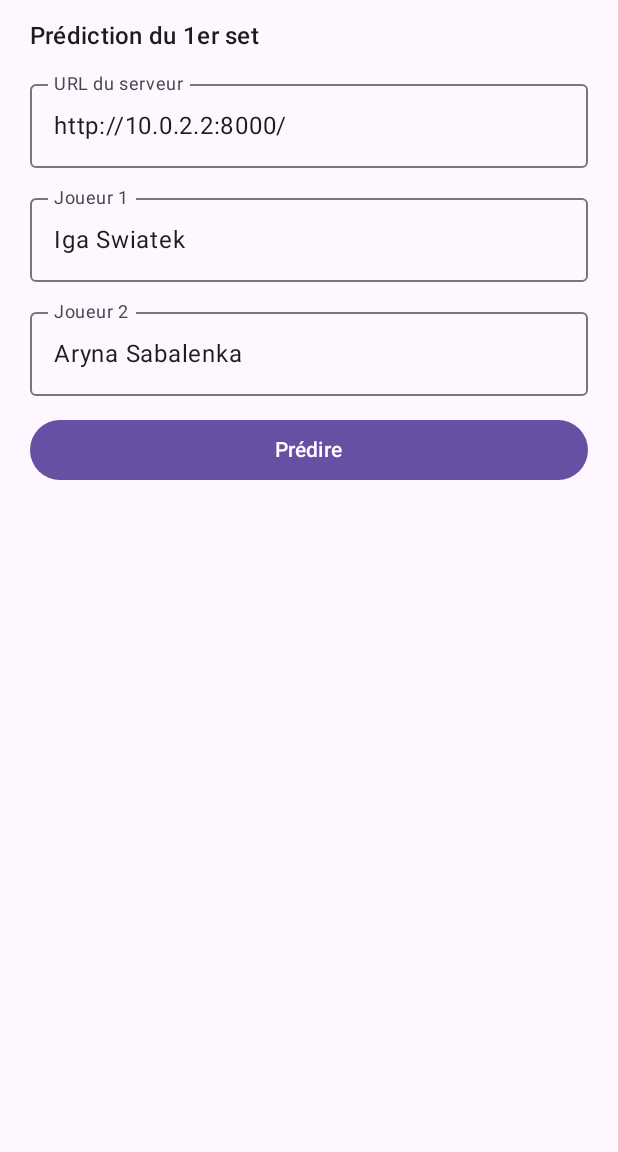
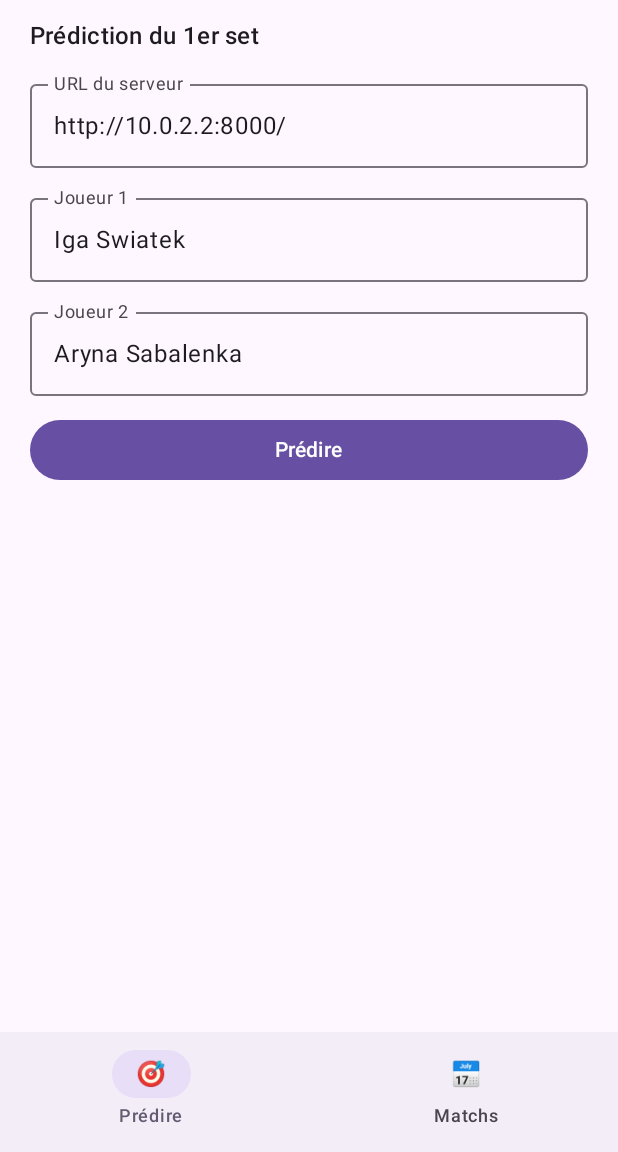
Before and after one commit to dpb666/TennisBoss, an Android app built with Jetpack Compose: the screen it shows after launch (MainActivity), on a phone screen of 412 x 824 dp, the part 84-1236 px from its top. Run offline under Robolectric (Android 15) with nearby library versions, the phone set to English and light mode, and no system bars.

Commit message:
App Android : écran 'Matchs à venir' avec cotes + navigation par onglets
- ui/UpcomingScreen.kt + UpcomingViewModel : liste des matchs, prédiction 1er set,
  cotes marché (toggle), badge LIVE, rafraîchissement
- data/Odds + champ odds dans UpcomingMatch
- MainActivity : Scaffold + NavigationBar (Prédire / Matchs)
- contrat JSON vérifié de bout en bout contre /api/upcoming?odds=true

Co-Authored-By: Claude Opus 4.8 <noreply@anthropic.com>

```diff
--- a/android/app/src/main/java/com/tennisboss/app/MainActivity.kt
+++ b/android/app/src/main/java/com/tennisboss/app/MainActivity.kt
@@ -18,11 +18,15 @@ import androidx.compose.material3.Card
 import androidx.compose.material3.CircularProgressIndicator
 import androidx.compose.material3.LinearProgressIndicator
 import androidx.compose.material3.MaterialTheme
+import androidx.compose.material3.NavigationBar
+import androidx.compose.material3.NavigationBarItem
 import androidx.compose.material3.OutlinedTextField
+import androidx.compose.material3.Scaffold
 import androidx.compose.material3.Surface
 import androidx.compose.material3.Text
 import androidx.compose.runtime.Composable
 import androidx.compose.runtime.getValue
+import androidx.compose.runtime.mutableIntStateOf
 import androidx.compose.runtime.mutableStateOf
 import androidx.compose.runtime.remember
 import androidx.compose.runtime.setValue
@@ -35,6 +39,7 @@ import com.tennisboss.app.data.ApiClient
 import com.tennisboss.app.data.PredictResponse
 import com.tennisboss.app.ui.PredictUiState
 import com.tennisboss.app.ui.PredictViewModel
+import com.tennisboss.app.ui.UpcomingScreen
 import com.tennisboss.app.ui.theme.TennisBossTheme
 
 class MainActivity : ComponentActivity() {
@@ -42,9 +47,41 @@ class MainActivity : ComponentActivity() {
         super.onCreate(savedInstanceState)
         setContent {
             TennisBossTheme {
-                Surface(modifier = Modifier.fillMaxSize()) {
-                    PredictScreen()
-                }
+                AppRoot()
+            }
+        }
+    }
+}
+
+@Composable
+fun AppRoot() {
+    var tab by remember { mutableIntStateOf(0) }
+    Scaffold(
+        bottomBar = {
+            NavigationBar {
+                NavigationBarItem(
+                    selected = tab == 0,
+                    onClick = { tab = 0 },
+                    icon = { Text("🎯") },
+                    label = { Text("Prédire") },
+                )
+                NavigationBarItem(
+                    selected = tab == 1,
+                    onClick = { tab = 1 },
+                    icon = { Text("📅") },
+                    label = { Text("Matchs") },
+                )
+            }
+        },
+    ) { padding ->
+        Surface(
+            modifier = Modifier
+                .fillMaxSize()
+                .padding(padding),
+        ) {
+            when (tab) {
+                0 -> PredictScreen()
+                else -> UpcomingScreen()
             }
         }
     }
```
Also changed, not shown: android/app/src/main/java/com/tennisboss/app/data/ApiModels.kt (+8 -0 lines), android/app/src/main/java/com/tennisboss/app/ui/UpcomingScreen.kt (added, +154 -0 lines), android/app/src/main/java/com/tennisboss/app/ui/UpcomingViewModel.kt (added, +46 -0 lines).
